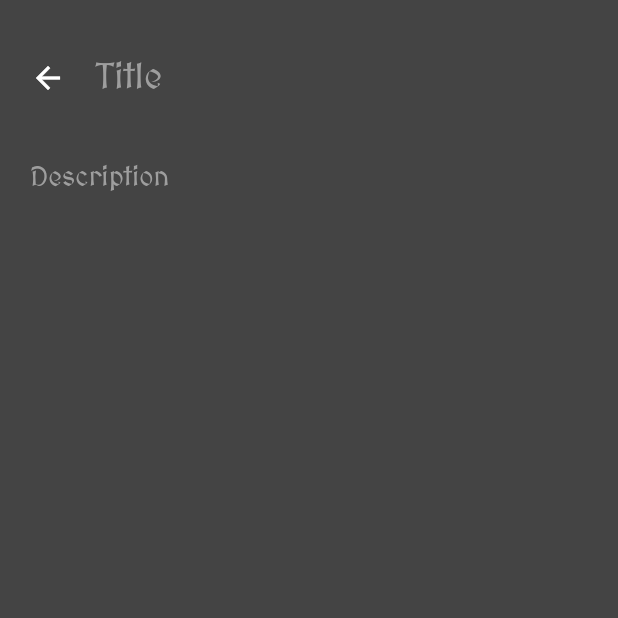
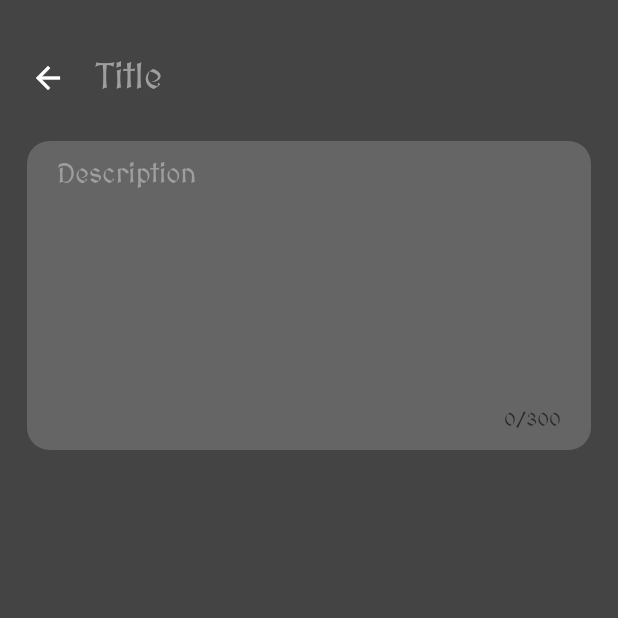
Before and after one commit to AndyCChen/ToDoList_App, a Flutter app: the TodoListPage screen opened directly, after a tap on "(Unnamed Task)", on a phone screen of 412 x 824 dp, the top half of it. Run offline on Flutter 3.47's test engine with Material 2 defaults, Android fonts, the phone set to English and light mode, and no system bars; our stand-ins replace firebase_auth, firebase_core; accounts and stored records are empty.

Commit message:
title and descriptions can be loaded back into textfields

```diff
--- a/lib/TodoListPage/task_page.dart
+++ b/lib/TodoListPage/task_page.dart
@@ -1,28 +1,42 @@
 import 'package:flutter/material.dart';
 
 class TaskPage extends StatefulWidget {
-  const TaskPage({Key? key, required this.deleteItem, required this.isDelete, required this.setTitle, required this.setDescription,}) : super(key: key);
+  const TaskPage({Key? key, required this.deleteItem, required this.setTitle, required this.setDescription, required this.title, required this.description,}) : super(key: key);
 
+  final String title, description;
   final ValueChanged<String> setTitle;
   final ValueChanged<String> setDescription;
   final VoidCallback deleteItem;
-  final bool isDelete;
 
   @override
   _TaskPageState createState() => _TaskPageState();
 }
 
 class _TaskPageState extends State<TaskPage> {
-  String title = '(Unnamed task)';
-  String description = 'Insert Description';
+  late String title, description;
+  late TextEditingController controller1, controller2;
+
+  @override
+  void initState() {
+    title = widget.title;
+    description = widget.description;
+    if (title != '(Unnamed Task)') {
+      controller1 = TextEditingController(text: title);
+    } else {
+      controller1 = TextEditingController(text: '');
+    }
+    if (description != 'Insert Description') {
+      controller2 = TextEditingController(text: description);
+    } else {
+      controller2 = TextEditingController(text: '');
+    }
+  }
 
   @override
   Widget build(BuildContext context) {
     return Scaffold(
       body: SafeArea(
-        child: Stack(
-          children: [
-            Column(
+        child: Column(
           children: [
             Padding(
               padding: const EdgeInsets.only(
@@ -49,6 +63,7 @@ class _TaskPageState extends State<TaskPage> {
                   ),
                   Expanded(
                     child: TextField(
+                      controller: controller1,
                       onChanged: (value) => title = value,
                       decoration: const InputDecoration(
                         hintStyle: TextStyle(
@@ -69,11 +84,23 @@ class _TaskPageState extends State<TaskPage> {
                 ],
               ),
             ),
-                TextField(
+            Container(
+              padding: EdgeInsets.symmetric(
+                vertical: 12.0,
+              ),
+              margin: EdgeInsets.symmetric(
+                horizontal: 18.0,
+              ),
+              decoration: BoxDecoration(
+                color: const Color.fromRGBO(101, 101, 101, 1.0),
+                borderRadius: BorderRadius.circular(15.0),
+              ),
+              child: TextField(
+                controller: controller2,
                 onChanged: (value) => description = value,
-                  maxLength: 100,
+                maxLength: 300,
+                maxLines: 8,
                 decoration: const InputDecoration(
-                    counterText: '',
                   contentPadding: EdgeInsets.symmetric(
                     horizontal: 20.0,
                   ),
@@ -89,36 +116,8 @@ class _TaskPageState extends State<TaskPage> {
                   color: Colors.white,
                 ),
               ),
-              ],
             ),
-            Positioned(
-              bottom: 25.0,
-              right: 25.0,
-              child: Visibility(
-                visible: widget.isDelete,
-                child: GestureDetector(
-                  onTap: () {
-                    setState(() {
-                      widget.deleteItem();
-                    });
-                    Navigator.pop(context);
-                  },
-                  child: Container(
-                    width: 55.0,
-                    height: 55.0,
-                    decoration: BoxDecoration(
-                        color: const Color.fromRGBO(255, 72, 72, 1.0),
-                        borderRadius: BorderRadius.circular(30.0)
-                    ),
-                    child: const Icon(
-                      Icons.delete_forever_rounded,
-                      color: Colors.white,
-                      size: 30.0,
-                    ),
-                  ),
-                ),
-              ),
-            ),
+
           ],
         ),
       ),
--- a/lib/TodoListPage/todo_item.dart
+++ b/lib/TodoListPage/todo_item.dart
@@ -69,10 +69,11 @@ class _TodoItemState extends State<TodoItem> {
             onTap: () {
               Navigator.of(context).push(MaterialPageRoute(
                 builder: (context) => TaskPage(
+                  title: widget.title?? '(Unnamed Task)',
+                  description: widget.description ?? 'Insert Description',
                   deleteItem: widget.deleteItem,
                   setTitle: _setTitle,
                   setDescription: _setDescription,
-                  isDelete: false,
                 ),
               ),);
             },
```
Lines whose indentation alone changed are shown as unchanged.
